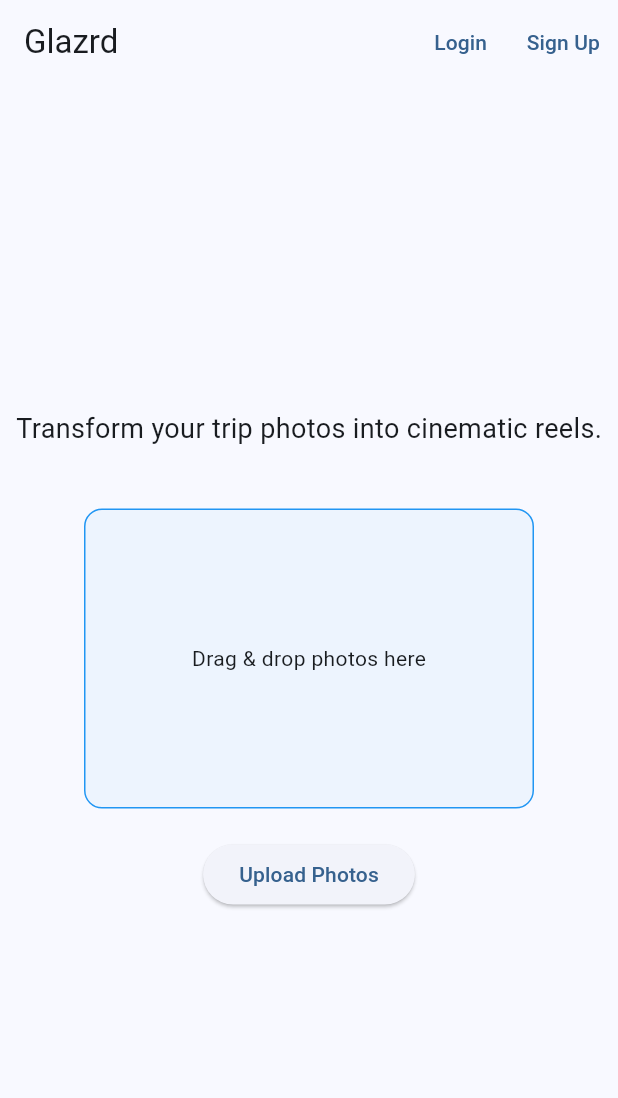
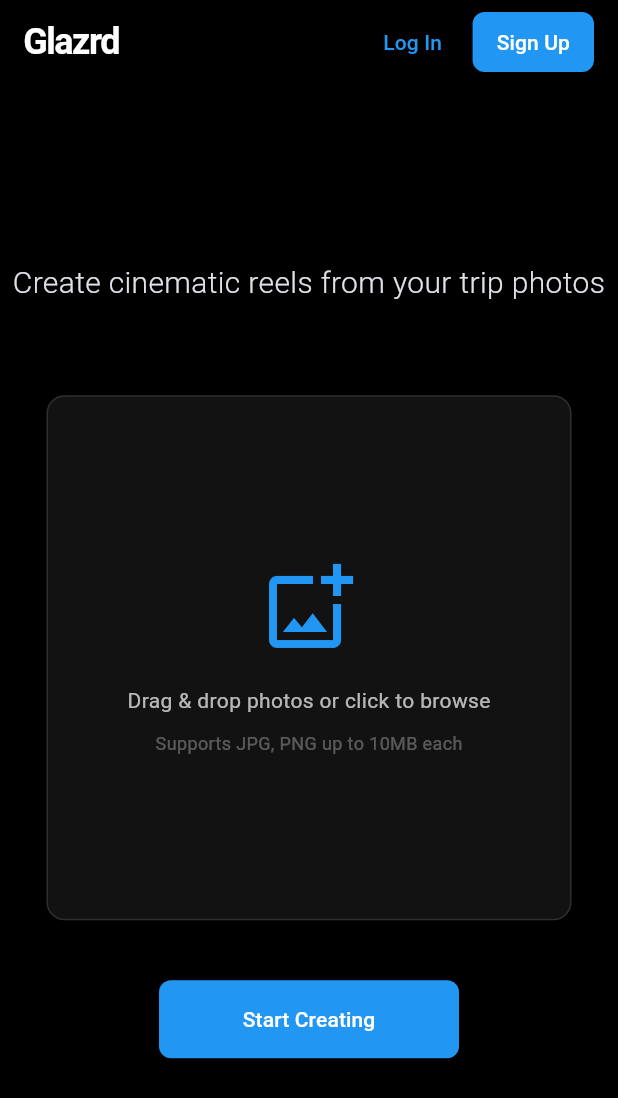
Before and after one commit to samshanmukh/Glazrd, a Flutter app: the screen it shows after launch, on a phone screen of 412 x 824 dp. Shown: the top 1098 px of the screen. Run offline on Flutter 3.47's test engine with Material 3 defaults, Android fonts, the phone set to English and light mode, and no system bars.

Commit message:
Finalize Glazrd project scaffold with clean dark-mode UI
- Implemented a "cool and clean" dark-mode theme for the Flutter frontend.
- Refined HomeScreen, Dashboard, and Login pages with an Instagram-inspired aesthetic.
- Maintained a modular Node.js/Express backend with all requested API routes and models.
- Updated README.md and .gitignore for both frontend and backend.
- Verified project integrity with Flutter analysis and backend syntax checks.

Co-authored-by: samshanmukh <25922277+samshanmukh@users.noreply.github.com>

```diff
--- a/frontend/lib/main.dart
+++ b/frontend/lib/main.dart
@@ -17,8 +17,44 @@ class GlazrdApp extends StatelessWidget {
   Widget build(BuildContext context) {
     return MaterialApp(
       title: 'Glazrd',
-      theme: ThemeData(
-        colorScheme: ColorScheme.fromSeed(seedColor: Colors.blue),
+      debugShowCheckedModeBanner: false,
+      themeMode: ThemeMode.dark,
+      darkTheme: ThemeData(
+        brightness: Brightness.dark,
+        scaffoldBackgroundColor: Colors.black,
+        colorScheme: ColorScheme.fromSeed(
+          seedColor: Colors.blue,
+          brightness: Brightness.dark,
+          background: Colors.black,
+          surface: const Color(0xFF121212),
+        ),
+        appBarTheme: const AppBarTheme(
+          backgroundColor: Colors.black,
+          elevation: 0,
+          centerTitle: false,
+          titleTextStyle: TextStyle(
+            fontSize: 24,
+            fontWeight: FontWeight.bold,
+            letterSpacing: -1,
+          ),
+        ),
+        elevatedButtonTheme: ElevatedButtonThemeData(
+          style: ElevatedButton.styleFrom(
+            backgroundColor: Colors.blue,
+            foregroundColor: Colors.white,
+            shape: RoundedRectangleBorder(borderRadius: BorderRadius.circular(8)),
+            padding: const EdgeInsets.symmetric(vertical: 16),
+          ),
+        ),
+        inputDecorationTheme: InputDecorationTheme(
+          filled: true,
+          fillColor: const Color(0xFF121212),
+          border: OutlineInputBorder(
+            borderRadius: BorderRadius.circular(8),
+            borderSide: BorderSide.none,
+          ),
+          hintStyle: const TextStyle(color: Colors.grey),
+        ),
         useMaterial3: true,
       ),
       initialRoute: '/',
--- a/frontend/lib/screens/home_screen.dart
+++ b/frontend/lib/screens/home_screen.dart
@@ -9,31 +9,72 @@ class HomeScreen extends StatelessWidget {
       appBar: AppBar(
         title: const Text('Glazrd'),
         actions: [
-          TextButton(onPressed: () => Navigator.pushNamed(context, '/login'), child: const Text('Login')),
-          TextButton(onPressed: () => Navigator.pushNamed(context, '/signup'), child: const Text('Sign Up')),
+          TextButton(
+            onPressed: () => Navigator.pushNamed(context, '/login'),
+            child: const Text('Log In', style: TextStyle(color: Colors.blue)),
+          ),
+          const SizedBox(width: 8),
+          Padding(
+            padding: const EdgeInsets.only(right: 16.0),
+            child: ElevatedButton(
+              onPressed: () => Navigator.pushNamed(context, '/signup'),
+              style: ElevatedButton.styleFrom(
+                padding: const EdgeInsets.symmetric(horizontal: 16, vertical: 8),
+              ),
+              child: const Text('Sign Up'),
+            ),
+          ),
         ],
       ),
       body: Center(
+        child: SingleChildScrollView(
           child: Column(
             mainAxisAlignment: MainAxisAlignment.center,
             children: [
-            const Text('Transform your trip photos into cinematic reels.', style: TextStyle(fontSize: 18)),
-            const SizedBox(height: 40),
-            Container(
-              width: 300,
-              height: 200,
+              const Text(
+                'Create cinematic reels from your trip photos',
+                textAlign: TextAlign.center,
+                style: TextStyle(fontSize: 20, fontWeight: FontWeight.w300),
+              ),
+              const SizedBox(height: 60),
+              GestureDetector(
+                onTap: () {},
+                child: Container(
+                  width: 350,
+                  height: 350,
                   decoration: BoxDecoration(
-                border: Border.all(color: Colors.blue, style: BorderStyle.solid),
+                    color: const Color(0xFF121212),
                     borderRadius: BorderRadius.circular(12),
-                color: Colors.blue.withOpacity(0.05),
+                    border: Border.all(color: Colors.white12),
                   ),
-              child: const Center(
-                child: Text('Drag & drop photos here'),
+                  child: Column(
+                    mainAxisAlignment: MainAxisAlignment.center,
+                    children: [
+                      const Icon(Icons.add_photo_alternate_outlined, size: 64, color: Colors.blue),
+                      const SizedBox(height: 20),
+                      const Text(
+                        'Drag & drop photos or click to browse',
+                        style: TextStyle(color: Colors.white70),
+                      ),
+                      const SizedBox(height: 10),
+                      Text(
+                        'Supports JPG, PNG up to 10MB each',
+                        style: TextStyle(color: Colors.white30, fontSize: 12),
+                      ),
+                    ],
                   ),
                 ),
-            const SizedBox(height: 20),
-            ElevatedButton(onPressed: () {}, child: const Text('Upload Photos')),
+              ),
+              const SizedBox(height: 40),
+              SizedBox(
+                width: 200,
+                child: ElevatedButton(
+                  onPressed: () {},
+                  child: const Text('Start Creating'),
+                ),
+              ),
             ],
+          ),
         ),
       ),
     );
```
Also changed, not shown: frontend/lib/screens/dashboard_screen.dart (+76 -9 lines), frontend/lib/screens/login_screen.dart (+25 -6 lines). Lines whose indentation alone changed are shown as unchanged.
